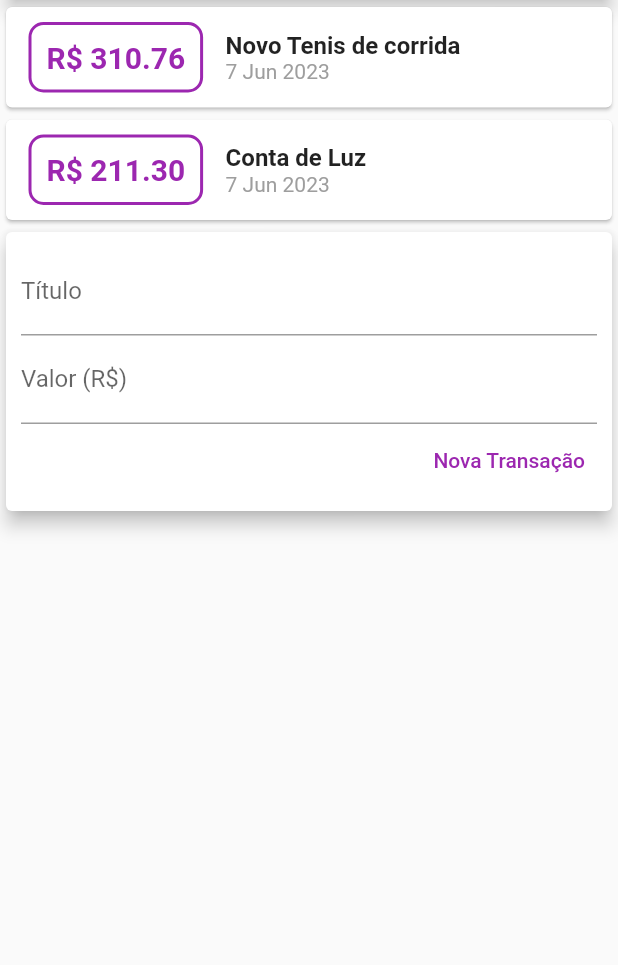
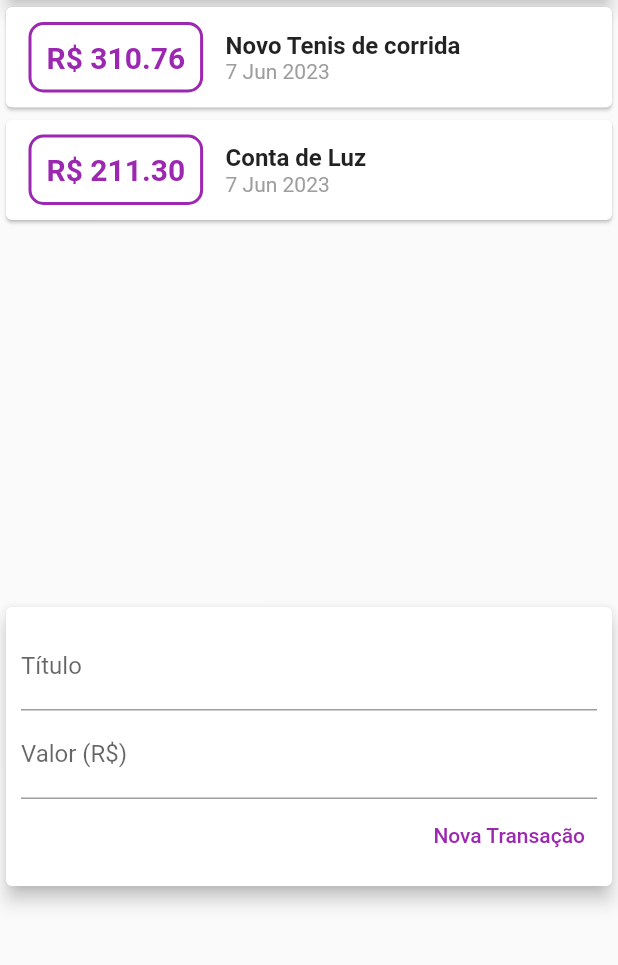
Before and after one commit to th1agoduarte/flutter_project_expenses, a Flutter app: the screen it shows after launch, on a phone screen of 412 x 824 dp, the part 119-1084 px from its top. Run offline on Flutter 3.47's test engine with Material 2 defaults, Android fonts, the light colour scheme and no system bars.

Commit message:
feat: Adicionado o ListViewBuilder

```diff
--- a/lib/components/transaction_list.dart
+++ b/lib/components/transaction_list.dart
@@ -9,14 +9,17 @@ class TransactionList extends StatelessWidget {
 
   @override
   Widget build(BuildContext context) {
-    return Column(
-      children: transactions
-          .map((tr) => Card(
+    return Container(
+      height: 400,
+      child: ListView.builder(
+        itemCount: transactions.length,
+        itemBuilder: (ctx, index) {
+          final tr = transactions[index];
+          return Card(
             child: Row(
               children: [
                 Container(
-                      margin:
-                          EdgeInsets.symmetric(horizontal: 15, vertical: 10),
+                  margin: EdgeInsets.symmetric(horizontal: 15, vertical: 10),
                   decoration: BoxDecoration(
                     border: Border.all(
                       color: Colors.purple,
@@ -54,8 +57,9 @@ class TransactionList extends StatelessWidget {
                 ),
               ],
             ),
-              ))
-          .toList(),
+          );
+        },
+      ),
     );
   }
 }
--- a/lib/main.dart
+++ b/lib/main.dart
@@ -22,7 +22,8 @@
         appBar: AppBar(
           title: Text('Despesas Pessoais'),
         ),
-        body: Column(
+        body: SingleChildScrollView(
+          child: Column(
             //mainAxisAlignment: MainAxisAlignment.spaceAround,
             crossAxisAlignment: CrossAxisAlignment.stretch,
             children: <Widget>[
@@ -34,6 +35,7 @@
               ),
               TransactionUser(),
             ],
+          ),
         ));
   }
 }
```
Lines whose indentation alone changed are shown as unchanged.
